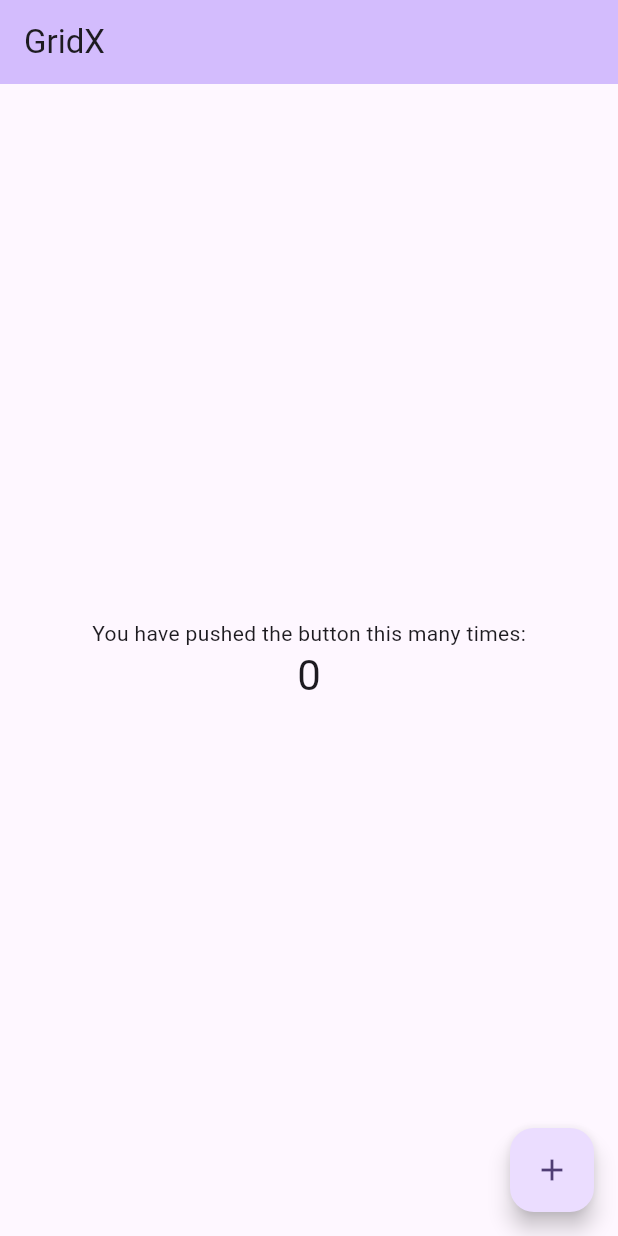
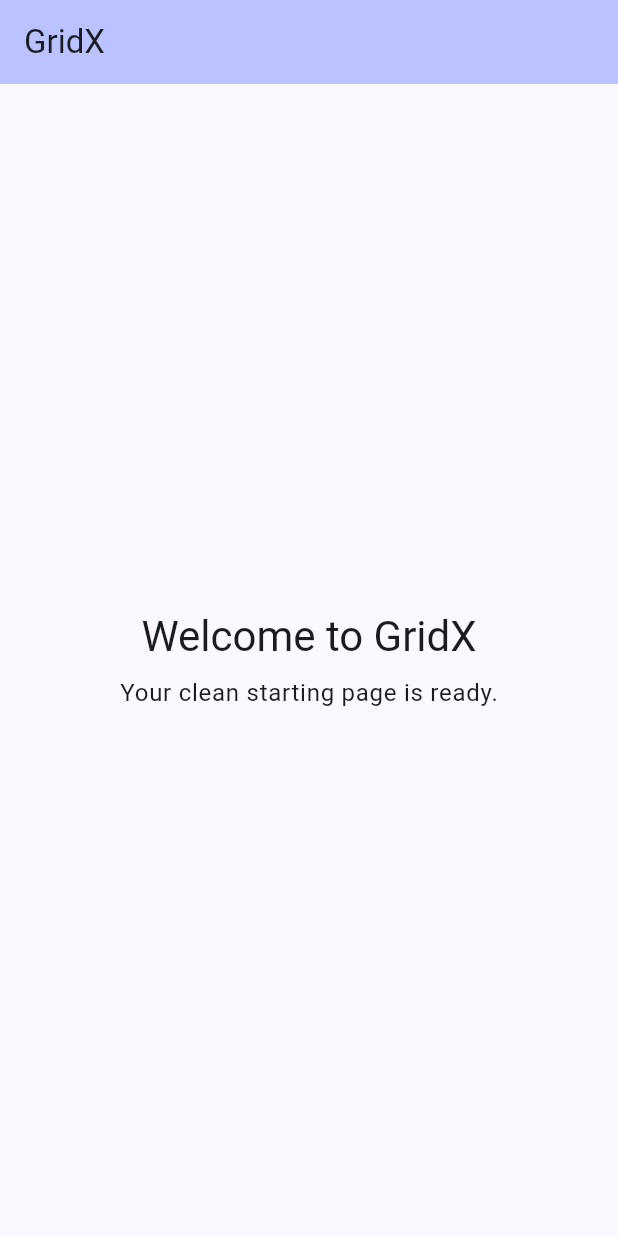
Before and after one commit to NJashwanth/GridX, a Flutter app: the screen it shows after launch, on a phone screen of 412 x 824 dp. Run offline on Flutter 3.47's test engine with Material 3 defaults, Android fonts, the phone set to English and light mode, and no system bars.

Commit message:
Update app description and clean initial Flutter page

```diff
--- a/lib/main.dart
+++ b/lib/main.dart
@@ -7,116 +7,44 @@ void main() {
 class MyApp extends StatelessWidget {
   const MyApp({super.key});
 
-  // This widget is the root of your application.
   @override
   Widget build(BuildContext context) {
     return MaterialApp(
       title: 'GridX',
       theme: ThemeData(
-        // This is the theme of your application.
-        //
-        // TRY THIS: Try running your application with "flutter run". You'll see
-        // the application has a purple toolbar. Then, without quitting the app,
-        // try changing the seedColor in the colorScheme below to Colors.green
-        // and then invoke "hot reload" (save your changes or press the "hot
-        // reload" button in a Flutter-supported IDE, or press "r" if you used
-        // the command line to start the app).
-        //
-        // Notice that the counter didn't reset back to zero; the application
-        // state is not lost during the reload. To reset the state, use hot
-        // restart instead.
-        //
-        // This works for code too, not just values: Most code changes can be
-        // tested with just a hot reload.
-        colorScheme: .fromSeed(seedColor: Colors.deepPurple),
+        colorScheme: ColorScheme.fromSeed(seedColor: Colors.indigo),
       ),
-      home: const MyHomePage(title: 'GridX'),
+      home: const HomePage(),
     );
   }
 }
 
-class MyHomePage extends StatefulWidget {
-  const MyHomePage({super.key, required this.title});
-
-  // This widget is the home page of your application. It is stateful, meaning
-  // that it has a State object (defined below) that contains fields that affect
-  // how it looks.
-
-  // This class is the configuration for the state. It holds the values (in this
-  // case the title) provided by the parent (in this case the App widget) and
-  // used by the build method of the State. Fields in a Widget subclass are
-  // always marked "final".
-
-  final String title;
-
-  @override
-  State<MyHomePage> createState() => _MyHomePageState();
-}
-
-class _MyHomePageState extends State<MyHomePage> {
-  int _counter = 0;
-
-  void _incrementCounter() {
-    setState(() {
-      // This call to setState tells the Flutter framework that something has
-      // changed in this State, which causes it to rerun the build method below
-      // so that the display can reflect the updated values. If we changed
-      // _counter without calling setState(), then the build method would not be
-      // called again, and so nothing would appear to happen.
-      _counter++;
-    });
-  }
+class HomePage extends StatelessWidget {
+  const HomePage({super.key});
 
   @override
   Widget build(BuildContext context) {
-    // This method is rerun every time setState is called, for instance as done
-    // by the _incrementCounter method above.
-    //
-    // The Flutter framework has been optimized to make rerunning build methods
-    // fast, so that you can just rebuild anything that needs updating rather
-    // than having to individually change instances of widgets.
     return Scaffold(
       appBar: AppBar(
-        // TRY THIS: Try changing the color here to a specific color (to
-        // Colors.amber, perhaps?) and trigger a hot reload to see the AppBar
-        // change color while the other colors stay the same.
         backgroundColor: Theme.of(context).colorScheme.inversePrimary,
-        // Here we take the value from the MyHomePage object that was created by
-        // the App.build method, and use it to set our appbar title.
-        title: Text(widget.title),
+        title: const Text('GridX'),
       ),
       body: Center(
-        // Center is a layout widget. It takes a single child and positions it
-        // in the middle of the parent.
         child: Column(
-          // Column is also a layout widget. It takes a list of children and
-          // arranges them vertically. By default, it sizes itself to fit its
-          // children horizontally, and tries to be as tall as its parent.
-          //
-          // Column has various properties to control how it sizes itself and
-          // how it positions its children. Here we use mainAxisAlignment to
-          // center the children vertically; the main axis here is the vertical
-          // axis because Columns are vertical (the cross axis would be
-          // horizontal).
-          //
-          // TRY THIS: Invoke "debug painting" (choose the "Toggle Debug Paint"
-          // action in the IDE, or press "p" in the console), to see the
-          // wireframe for each widget.
-          mainAxisAlignment: .center,
+          mainAxisAlignment: MainAxisAlignment.center,
           children: [
-            const Text('You have pushed the button this many times:'),
             Text(
-              '$_counter',
+              'Welcome to GridX',
               style: Theme.of(context).textTheme.headlineMedium,
+            ),
+            const SizedBox(height: 8),
+            Text(
+              'Your clean starting page is ready.',
+              style: Theme.of(context).textTheme.bodyLarge,
             ),
           ],
         ),
       ),
-      floatingActionButton: FloatingActionButton(
-        onPressed: _incrementCounter,
-        tooltip: 'Increment',
-        child: const Icon(Icons.add),
-      ),
     );
   }
 }
--- a/pubspec.yaml
+++ b/pubspec.yaml
@@ -1,5 +1,5 @@
 name: gridx
-description: "GridX Flutter game."
+description: "GridX is a 2048-inspired puzzle game where players slide and merge numbered tiles to reach 2048."
 # The following line prevents the package from being accidentally published to
 # pub.dev using `flutter pub publish`. This is preferred for private packages.
 publish_to: 'none' # Remove this line if you wish to publish to pub.dev
```
Also changed, not shown: 2 other files.
